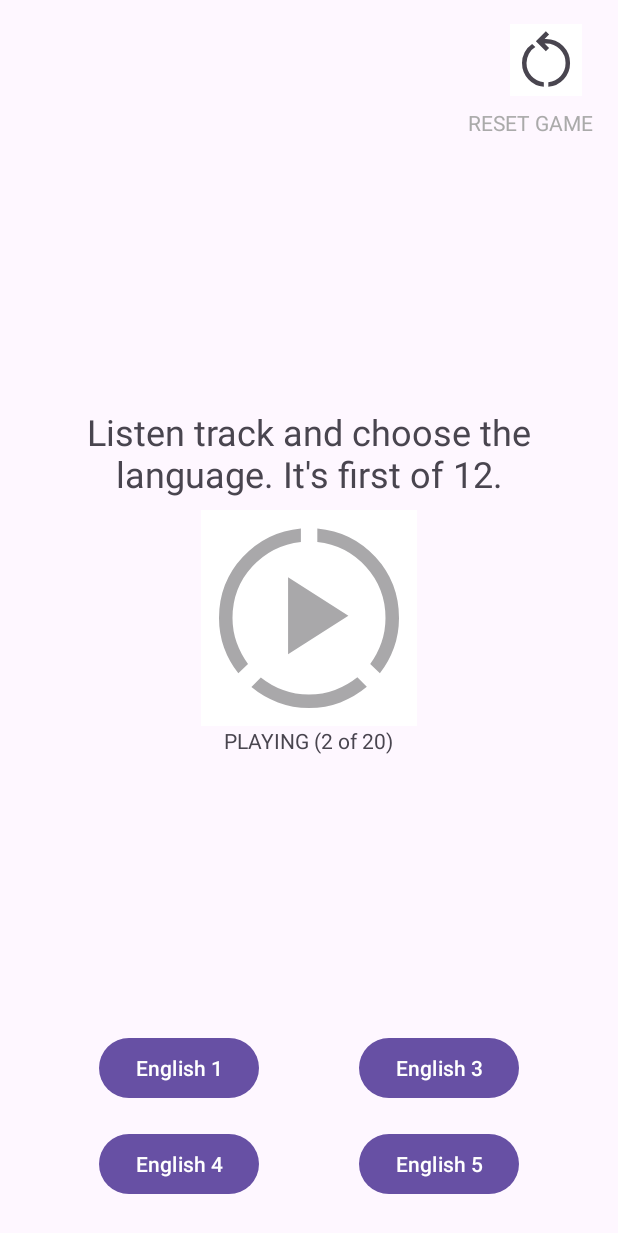
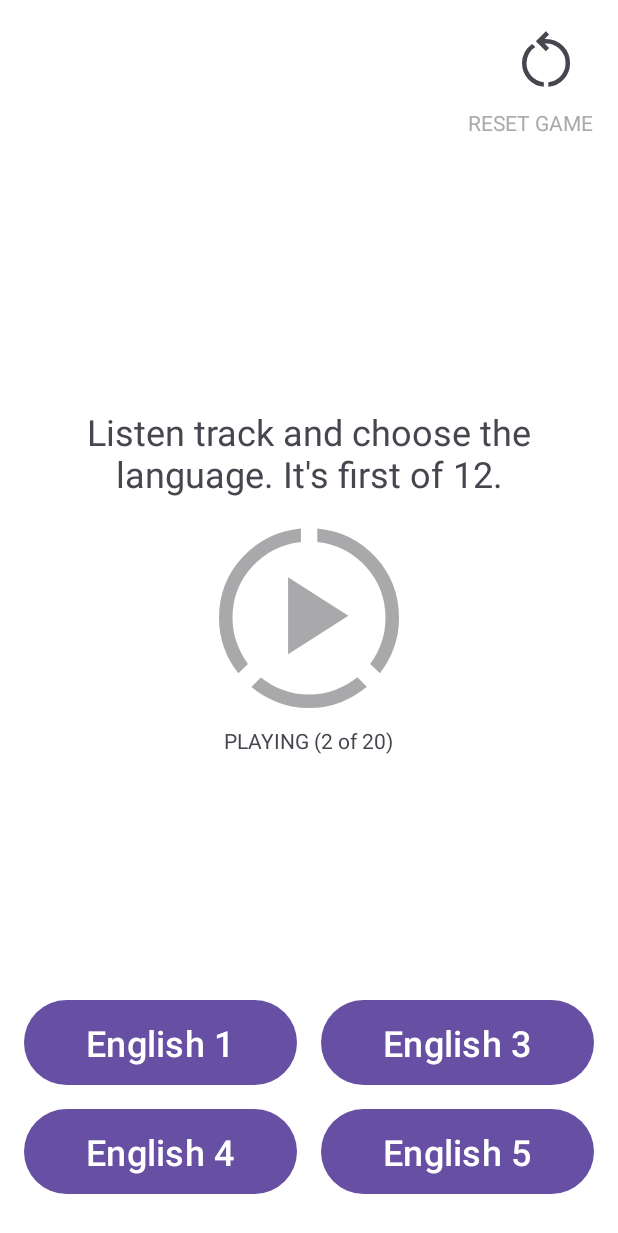
Before and after one commit to egornemov/polyglot-game, an Android app: the screen it shows after launch (MainActivity), on a phone screen of 412 x 824 dp. Shown: the top 1233 px of the screen. Run offline under Robolectric (Android 15) with nearby library versions, the phone set to English and light mode, and no system bars.

Commit message:
Fix buttons in quiz card; add splash screen

```diff
--- a/app/src/main/AndroidManifest.xml
+++ b/app/src/main/AndroidManifest.xml
@@ -11,8 +11,8 @@
         android:fullBackupContent="@xml/backup_rules"
         android:icon="@mipmap/ic_launcher_pg"
         android:label="@string/app_name"
+        android:theme="@style/Theme.PolyglotGame"
         android:supportsRtl="true"
-        android:theme="@style/Theme.PolyglotGame"
         tools:targetApi="31">
         <activity
             android:name=".MainActivity"
--- a/app/src/main/java/com/egornemov/polyglotgame/MainActivity.kt
+++ b/app/src/main/java/com/egornemov/polyglotgame/MainActivity.kt
@@ -1,10 +1,10 @@
 package com.egornemov.polyglotgame
 
-import android.media.MediaPlayer
 import androidx.appcompat.app.AppCompatActivity
 import android.os.Bundle
-import com.egornemov.polyglotgame.domain.Track
-import kotlin.random.Random
+import android.os.Handler
+import android.widget.FrameLayout
+import androidx.core.view.isVisible
 
 class MainActivity : AppCompatActivity() {
     override fun onCreate(savedInstanceState: Bundle?) {
@@ -12,10 +12,10 @@ class MainActivity : AppCompatActivity() {
 
         setContentView(R.layout.activity_main)
 
-        (application as PGApplication)
-            .serviceLocator
-            .mediaPlayer = MediaPlayer()
-
+        Handler(mainLooper).postDelayed(
+            {
+                val container = findViewById<FrameLayout>(R.id.fragment_container)
+                container.isVisible = true
                 (application as PGApplication)
                     .serviceLocator
                     .mainCoordinator
@@ -24,12 +24,8 @@ class MainActivity : AppCompatActivity() {
                         (application as PGApplication)
                             .serviceLocator.data
                     )
-    }
-
-    override fun onDestroy() {
-        (application as PGApplication)
-            .serviceLocator
-            .mediaPlayer.release()
-        super.onDestroy()
+            },
+            1600L
+        )
     }
 }
--- a/app/src/main/res/layout/activity_main.xml
+++ b/app/src/main/res/layout/activity_main.xml
@@ -1,5 +1,61 @@
 <?xml version="1.0" encoding="utf-8"?>
 <FrameLayout xmlns:android="http://schemas.android.com/apk/res/android"
-    android:id="@+id/fragment_container"
     android:layout_width="match_parent"
-    android:layout_height="match_parent" />
+    android:layout_height="match_parent"
+    android:background="@color/splash_background" >
+
+    <androidx.constraintlayout.widget.ConstraintLayout xmlns:app="http://schemas.android.com/apk/res-auto"
+        android:layout_width="wrap_content"
+        android:layout_height="wrap_content"
+        android:translationY="-36dp"
+        android:layout_gravity="center">
+
+        <ImageView
+            android:id="@+id/iv_splash_logo"
+            android:layout_width="288dp"
+            android:layout_height="288dp"
+            android:src="@mipmap/ic_launcher_pg_adaptive_fore"
+            android:scaleType="fitXY"
+            android:layout_margin="8dp"
+            app:layout_constraintStart_toStartOf="parent"
+            app:layout_constraintTop_toTopOf="parent"
+            app:layout_constraintBottom_toBottomOf="parent"
+            app:layout_constraintEnd_toEndOf="parent" />
+
+        <TextView
+            android:layout_width="match_parent"
+            android:layout_height="wrap_content"
+            android:text="@string/app_name"
+            android:textSize="48sp"
+            android:textStyle="bold"
+            android:textAlignment="center"
+            android:translationY="-72dp"
+            android:textColor="@android:color/white"
+            android:layout_centerInParent="true"
+            android:layout_margin="8dp"
+            app:layout_constraintTop_toBottomOf="@+id/iv_splash_logo"
+            app:layout_constraintStart_toStartOf="@id/iv_splash_logo"
+            app:layout_constraintEnd_toEndOf="@id/iv_splash_logo"/>
+
+        <TextView
+            android:layout_width="wrap_content"
+            android:layout_height="wrap_content"
+            android:text="created by Yehor NEMOV"
+            android:textSize="20sp"
+            android:textColor="@android:color/white"
+            android:layout_centerInParent="true"
+            android:layout_margin="8dp"
+            app:layout_constraintTop_toBottomOf="@+id/iv_splash_logo"
+            app:layout_constraintStart_toStartOf="@id/iv_splash_logo"
+            app:layout_constraintEnd_toEndOf="@id/iv_splash_logo"/>
+
+    </androidx.constraintlayout.widget.ConstraintLayout>
+
+    <FrameLayout
+        android:id="@+id/fragment_container"
+        android:visibility="gone"
+        android:background="@color/white"
+        android:layout_width="match_parent"
+        android:layout_height="match_parent" />
+
+</FrameLayout>
--- a/app/src/main/res/layout/fragment_quiz_card.xml
+++ b/app/src/main/res/layout/fragment_quiz_card.xml
@@ -62,92 +62,122 @@
         android:layout_width="wrap_content"
         android:layout_height="wrap_content"/>
 
+    <LinearLayout
+        android:id="@+id/ll_buttons_ab"
+        android:layout_width="match_parent"
+        android:layout_height="wrap_content"
+        android:orientation="horizontal"
+        android:weightSum="2"
+        android:layout_marginBottom="8dp"
+        app:layout_constraintBottom_toTopOf="@+id/ll_buttons_cd"
+        app:layout_constraintStart_toStartOf="parent"
+        app:layout_constraintEnd_toEndOf="parent" >
+
         <Button
             android:id="@+id/btn_choice_a"
-        android:layout_width="wrap_content"
+            android:layout_width="0dp"
             android:layout_height="wrap_content"
             android:layout_gravity="center_vertical"
+            android:layout_weight="1"
             android:visibility="gone"
-        app:layout_constraintBottom_toTopOf="@+id/btn_choice_c"
-        app:layout_constraintStart_toStartOf="parent"
-        app:layout_constraintEnd_toStartOf="@+id/btn_choice_b"
             tools:visibility="visible"
+            android:textSize="24sp"
+            android:padding="12dp"
             android:layout_marginHorizontal="8dp"
-        android:layout_marginVertical="16dp"
             android:text="CHOICE A"/>
 
         <Button
             android:id="@+id/btn_choice_b"
-        android:layout_width="wrap_content"
+            android:layout_width="0dp"
             android:layout_height="wrap_content"
+            android:layout_weight="1"
             android:layout_gravity="center_vertical"
             android:visibility="gone"
-        app:layout_constraintBottom_toTopOf="@+id/btn_choice_c"
-        app:layout_constraintStart_toEndOf="@+id/btn_choice_a"
-        app:layout_constraintEnd_toEndOf="parent"
+            android:textSize="24sp"
+            android:padding="12dp"
             tools:visibility="visible"
             android:layout_marginHorizontal="8dp"
-        android:layout_marginVertical="16dp"
             android:text="CHOICE B"/>
+
+    </LinearLayout>
+
+    <LinearLayout
+        android:id="@+id/ll_buttons_cd"
+        android:layout_width="match_parent"
+        android:layout_height="wrap_content"
+        android:orientation="horizontal"
+        android:weightSum="2"
+        android:layout_marginBottom="8dp"
+        app:layout_constraintBottom_toTopOf="@+id/ll_buttons_ef"
+        app:layout_constraintStart_toStartOf="parent"
+        app:layout_constraintEnd_toEndOf="parent" >
 
         <Button
             android:id="@+id/btn_choice_c"
-        android:layout_width="wrap_content"
+            android:layout_width="0dp"
             android:layout_height="wrap_content"
+            android:layout_weight="1"
             android:layout_gravity="center_vertical"
             android:visibility="gone"
             tools:visibility="visible"
-        app:layout_constraintBottom_toTopOf="@+id/btn_choice_e"
-        app:layout_constraintStart_toStartOf="parent"
-        app:layout_constraintEnd_toStartOf="@+id/btn_choice_d"
+            android:textSize="24sp"
+            android:padding="12dp"
             android:layout_marginHorizontal="8dp"
-        android:layout_marginVertical="16dp"
             android:text="CHOICE C"/>
 
         <Button
             android:id="@+id/btn_choice_d"
-        android:layout_width="wrap_content"
+            android:layout_width="0dp"
             android:layout_height="wrap_content"
+            android:layout_weight="1"
             android:layout_gravity="center_vertical"
-        app:layout_constraintBottom_toTopOf="@+id/btn_choice_e"
-        app:layout_constraintStart_toEndOf="@+id/btn_choice_c"
-        app:layout_constraintEnd_toEndOf="parent"
             android:visibility="gone"
+            android:textSize="24sp"
+            android:padding="12dp"
             tools:visibility="visible"
             android:layout_marginHorizontal="8dp"
-        android:layout_marginVertical="16dp"
             android:text="CHOICE D"/>
 
+    </LinearLayout>
+
+    <LinearLayout
+        android:id="@+id/ll_buttons_ef"
+        android:layout_width="match_parent"
+        android:layout_height="wrap_content"
+        android:orientation="horizontal"
+        android:weightSum="2"
+        android:layout_marginBottom="8dp"
+        app:layout_constraintBottom_toBottomOf="parent"
+        app:layout_constraintStart_toStartOf="parent"
+        app:layout_constraintEnd_toEndOf="parent" >
 
         <Button
             android:id="@+id/btn_choice_e"
-        android:layout_width="wrap_content"
+            android:layout_width="0dp"
             android:layout_height="wrap_content"
+            android:layout_weight="1"
             android:layout_gravity="center_vertical"
-        app:layout_constraintBottom_toBottomOf="parent"
-        app:layout_constraintStart_toStartOf="parent"
-        app:layout_constraintEnd_toStartOf="@+id/btn_choice_f"
             android:visibility="gone"
+            android:textSize="24sp"
+            android:padding="12dp"
             tools:visibility="visible"
             android:layout_marginHorizontal="8dp"
-        android:layout_marginTop="16dp"
-        android:layout_marginBottom="8dp"
             android:text="CHOICE E"/>
 
         <Button
             android:id="@+id/btn_choice_f"
-        android:layout_width="wrap_content"
+            android:layout_width="0dp"
             android:layout_height="wrap_content"
+            android:layout_weight="1"
             android:layout_gravity="center_vertical"
-        app:layout_constraintBottom_toBottomOf="parent"
-        app:layout_constraintStart_toEndOf="@+id/btn_choice_e"
-        app:layout_constraintEnd_toEndOf="parent"
             android:visibility="gone"
+            android:textSize="24sp"
+            android:padding="12dp"
             tools:visibility="visible"
             android:layout_marginHorizontal="8dp"
-        android:layout_marginTop="16dp"
-        android:layout_marginBottom="8dp"
             android:text="CHOICE F"/>
+
+    </LinearLayout>
 
     <ProgressBar
         android:id="@+id/pb_mediaplayer_init"
--- a/app/src/main/res/layout/fragment_score_card.xml
+++ b/app/src/main/res/layout/fragment_score_card.xml
@@ -6,19 +6,19 @@
     android:layout_height="match_parent">
 
     <TextView
-        tools:text="ANDROID"
+        tools:text="ANDROID ANDROID"
         app:layout_constraintCircleAngle="45"
         android:id="@+id/tv_background"
         android:layout_width="match_parent"
         android:layout_height="match_parent"
-        android:textColor="@color/holo_orange_light_4f"
-        android:scaleX="1.2"
-        android:scaleY="1.2"
+        android:textColor="@color/holo_orange_light_1f"
+        android:textStyle="bold"
+        android:lineSpacingMultiplier="0.7"
+        android:scaleX="1.35"
+        android:scaleY="1.35"
         android:textSize="96sp"/>
 
-    <androidx.constraintlayout.widget.ConstraintLayout xmlns:android="http://schemas.android.com/apk/res/android"
-        xmlns:app="http://schemas.android.com/apk/res-auto"
-        xmlns:tools="http://schemas.android.com/tools"
+    <androidx.constraintlayout.widget.ConstraintLayout
         android:layout_width="match_parent"
         android:layout_height="match_parent"
         android:layout_margin="8dp"
--- a/app/src/main/res/values/colors.xml
+++ b/app/src/main/res/values/colors.xml
@@ -2,5 +2,6 @@
 <resources>
     <color name="black">#FF000000</color>
     <color name="white">#FFFFFFFF</color>
-    <color name="holo_orange_light_4f">#4fffbb33</color>
+    <color name="holo_orange_light_1f">#1fffbb33</color>
+    <color name="splash_background">#0056B9</color>
 </resources>
```
Lines whose indentation alone changed are shown as unchanged.
